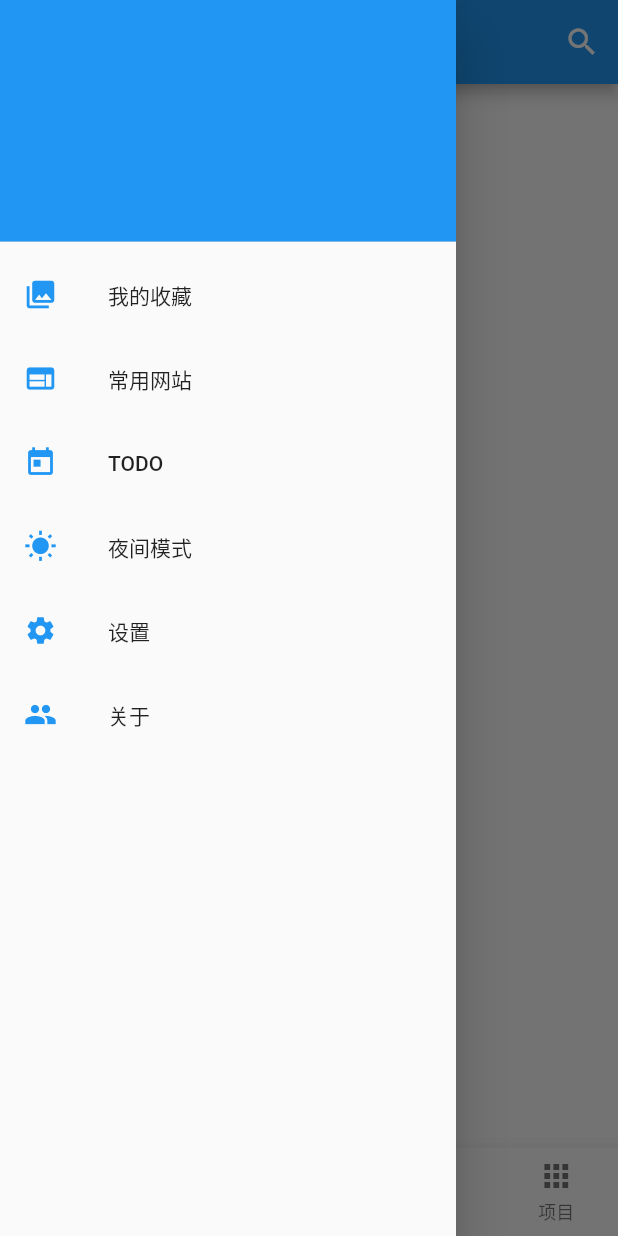
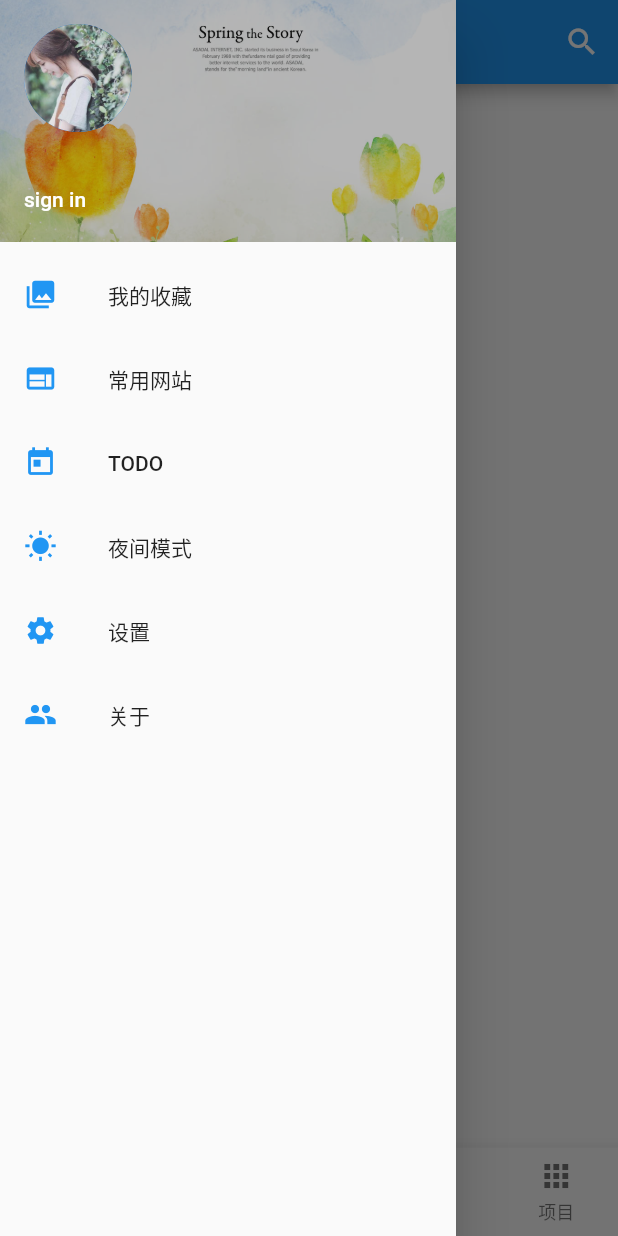
Before and after one commit to AboutJoke/flutter_wanandroid, a Flutter app: the screen it shows after launch, with the side drawer open, on a phone screen of 412 x 824 dp. Run offline on Flutter 3.47's test engine with Material 2 defaults, Android fonts, the phone set to English and light mode, and no system bars.

Commit message:
登录页面框架搭建

```diff
--- a/lib/ui/DrawWidgetUI.dart
+++ b/lib/ui/DrawWidgetUI.dart
@@ -1,5 +1,6 @@
 import 'package:flutter/material.dart';
 import 'package:flutter_wanandroid/GlobalConfig.dart';
+import 'login/LoginPageUI.dart';
 
 class WidgetDraw extends StatefulWidget {
   @override
@@ -15,7 +16,29 @@ class _WidgetDrwState extends State<WidgetDraw> {
       child: new ListView(
         padding: EdgeInsets.zero,
         children: <Widget>[
-          new UserAccountsDrawerHeader(accountName: null, accountEmail: null),
+          new UserAccountsDrawerHeader(
+              accountName: new InkWell(// 水波纹
+                child: Text("sign in"),
+                onTap: () {
+                  //未登录跳转登录页面
+                  onLoginClick();
+                },
+              ),
+              accountEmail: null,
+            currentAccountPicture: CircleAvatar(
+              backgroundImage: AssetImage('images/avatar.jpg'),
+            ),
+            decoration: BoxDecoration(
+                color: Colors.grey[800],
+                image: DecorationImage(
+                  image: AssetImage(GlobalConfig.dark
+                      ? "images/bg_adrk.png"
+                      : "images/bg_light.jpg"),
+                  fit: BoxFit.cover,
+                  colorFilter: ColorFilter.mode(
+                      Colors.grey[800].withOpacity(0.6), BlendMode.hardLight),)
+            ),
+          ),
           new ListTile(
             title: new Text(
               "我的收藏",
@@ -89,4 +112,10 @@ class _WidgetDrwState extends State<WidgetDraw> {
       ),
     );
   }
+
+  void onLoginClick() {
+    Navigator.of(context).push(new MaterialPageRoute(builder: (context) {
+      return new LoginPageUI();
+    }));
+  }
 }
```
Also changed, not shown: lib/ui/login/LoginPageUI.dart (added, +155 -0 lines), pubspec.yaml (+4 -3 lines), images/avatar.jpg (added), images/bg_dark.png (added), images/bg_light.jpg (added).
